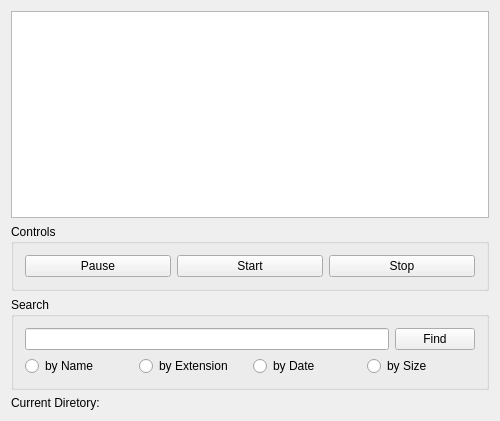
Qt form mainwindow.ui (olehpidhi/FileIndexation) before a commit.
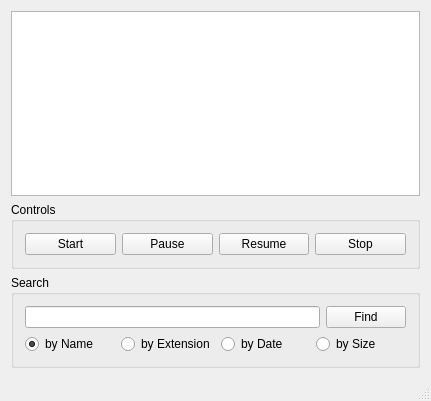
The same form after that commit.

What changed in the file:
```diff
--- a/mainwindow.ui
+++ b/mainwindow.ui
@@ -6,8 +6,8 @@
    <rect>
     <x>0</x>
     <y>0</y>
-    <width>500</width>
-    <height>421</height>
+    <width>431</width>
+    <height>401</height>
    </rect>
   </property>
   <property name="windowTitle">
@@ -28,7 +28,7 @@
    </property>
    <layout class="QVBoxLayout" name="verticalLayout_2">
     <item>
-     <widget class="QListView" name="listView"/>
+     <widget class="QTableView" name="tableView"/>
     </item>
     <item>
      <widget class="QGroupBox" name="controlsGroupBox">
@@ -37,14 +37,7 @@
       </property>
       <layout class="QHBoxLayout" name="controlsHorizontalLayout" stretch="0">
        <item>
-        <layout class="QHBoxLayout" name="horizontalLayout" stretch="1,1,1">
-         <item>
-          <widget class="QPushButton" name="pauseButton">
-           <property name="text">
-            <string>Pause</string>
-           </property>
-          </widget>
-         </item>
+        <layout class="QHBoxLayout" name="horizontalLayout" stretch="0,0,0,0">
          <item>
           <widget class="QPushButton" name="startButton">
            <property name="text">
@@ -52,6 +45,20 @@
            </property>
           </widget>
          </item>
+         <item>
+          <widget class="QPushButton" name="pauseButton">
+           <property name="text">
+            <string>Pause</string>
+           </property>
+          </widget>
+         </item>
+         <item>
+          <widget class="QPushButton" name="resumeButton">
+           <property name="text">
+            <string>Resume</string>
+           </property>
+          </widget>
+         </item>
          <item>
           <widget class="QPushButton" name="stopButton">
            <property name="text">
@@ -82,6 +89,9 @@
            <property name="text">
             <string>by Name</string>
            </property>
+           <property name="checked">
+            <bool>true</bool>
+           </property>
           </widget>
          </item>
          <item>
@@ -120,35 +130,12 @@
       </layout>
      </widget>
     </item>
-    <item>
-     <layout class="QFormLayout" name="statusFormLayout">
-      <item row="0" column="1">
-       <widget class="QLabel" name="currentDirectoryLabel">
-        <property name="text">
-         <string/>
-        </property>
-       </widget>
-      </item>
-      <item row="0" column="0">
-       <widget class="QLabel" name="label">
-        <property name="text">
-         <string>Current Diretory:</string>
-        </property>
-       </widget>
-      </item>
-     </layout>
-    </item>
    </layout>
-   <zorder>listView</zorder>
-   <zorder>horizontalLayoutWidget_2</zorder>
-   <zorder>controlsGroupBox</zorder>
-   <zorder></zorder>
-   <zorder>checkBox</zorder>
-   <zorder>nameCheckBox</zorder>
-   <zorder>extensionCheckBox</zorder>
-   <zorder>dateCheckBox</zorder>
-   <zorder></zorder>
-   <zorder>label</zorder>
+  </widget>
+  <widget class="QStatusBar" name="statusBar">
+   <property name="autoFillBackground">
+    <bool>true</bool>
+   </property>
   </widget>
  </widget>
  <layoutdefault spacing="6" margin="11"/>
```
Left out of the diff: 1 changed line with no effect on the pictures.
